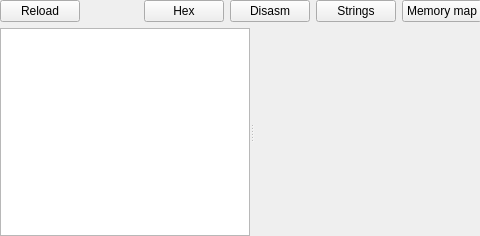
Above: ELF/elfwidget.ui from horsicq/FormatWidgets before the change; both pictures show x 0 to 480 and y 0 to 236 of the 740 by 236 pixel window. Below: the same form after it.
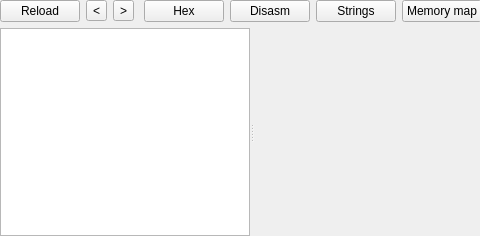
That is the form after the change. Custom widgets are drawn as their Qt base class.

```diff
--- a/ELF/elfwidget.ui
+++ b/ELF/elfwidget.ui
@@ -35,6 +35,20 @@
        </property>
       </widget>
      </item>
+     <item>
+      <widget class="QToolButton" name="toolButtonPrev">
+       <property name="text">
+        <string notr="true">&lt;</string>
+       </property>
+      </widget>
+     </item>
+     <item>
+      <widget class="QToolButton" name="toolButtonNext">
+       <property name="text">
+        <string notr="true">&gt;</string>
+       </property>
+      </widget>
+     </item>
      <item>
       <spacer name="horizontalSpacer">
        <property name="orientation">
@@ -848,12 +862,6 @@
    <header>searchstringswidget.h</header>
    <container>1</container>
   </customwidget>
-  <customwidget>
-   <class>XMemoryMapWidget</class>
-   <extends>QWidget</extends>
-   <header>xmemorymapwidget.h</header>
-   <container>1</container>
-  </customwidget>
   <customwidget>
    <class>XEntropyWidget</class>
    <extends>QWidget</extends>
@@ -867,9 +875,9 @@
    <container>1</container>
   </customwidget>
   <customwidget>
-   <class>XMultiDisasmWidget</class>
+   <class>XMemoryMapWidget</class>
    <extends>QWidget</extends>
-   <header>xmultidisasmwidget.h</header>
+   <header>xmemorymapwidget.h</header>
    <container>1</container>
   </customwidget>
   <customwidget>
@@ -878,6 +886,12 @@
    <header>xhexviewwidget.h</header>
    <container>1</container>
   </customwidget>
+  <customwidget>
+   <class>XMultiDisasmWidget</class>
+   <extends>QWidget</extends>
+   <header>xmultidisasmwidget.h</header>
+   <container>1</container>
+  </customwidget>
  </customwidgets>
  <resources/>
  <connections/>
```
